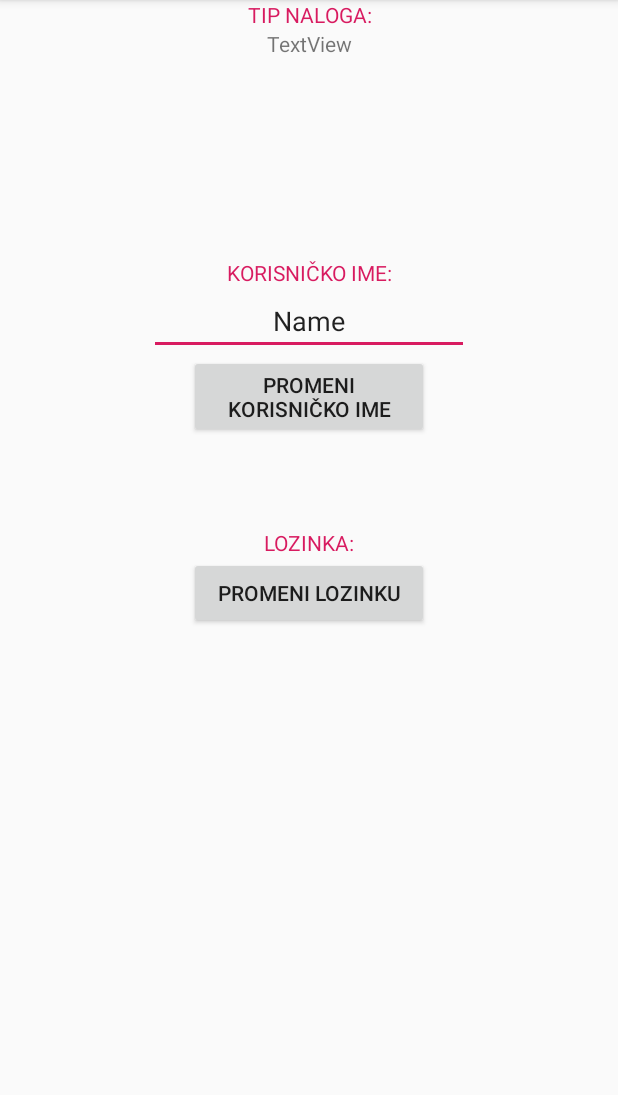
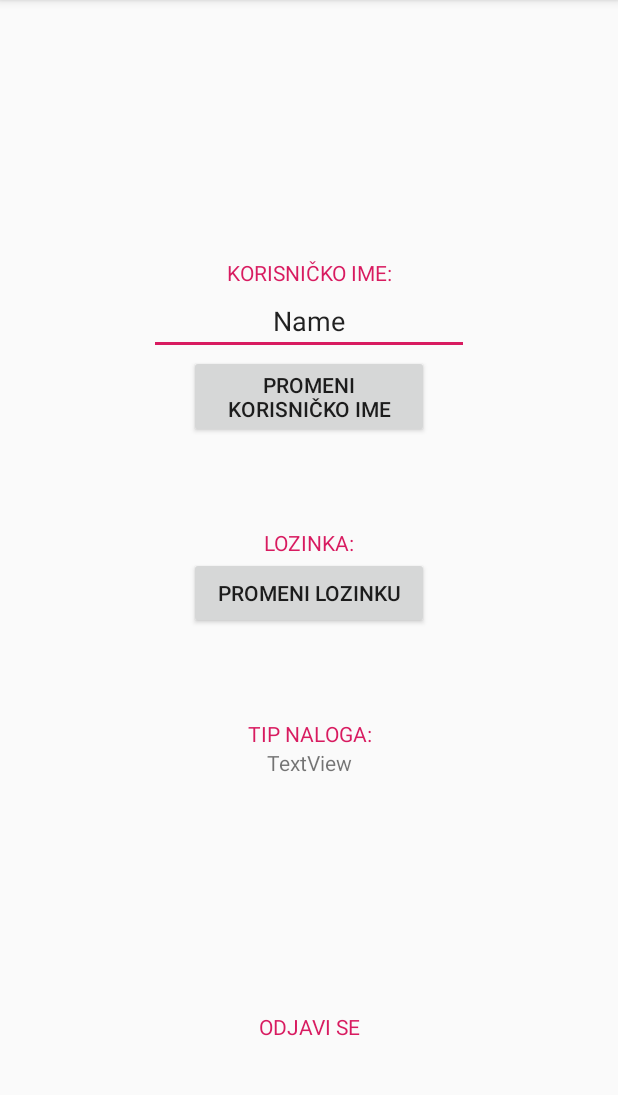
Before and after one commit to utrijezadiminje/HelpCare, an Android app: the UserActivity screen opened directly, with no data from a screen before it, on a phone screen of 412 x 824 dp, the part 84-1179 px from its top. Run offline under Robolectric (Android 15) with nearby library versions, the phone set to English and light mode, and no system bars.

Commit message:
logout dicko ciganin

```diff
--- a/app/src/main/java/com/example/helpcare/PasswordActivity.java
+++ b/app/src/main/java/com/example/helpcare/PasswordActivity.java
@@ -22,7 +22,6 @@ public class PasswordActivity extends AppCompatActivity {
         oldPassword = findViewById(R.id.oldPassword);
         Password1 = findViewById(R.id.newPassword1);
         Password2 = findViewById(R.id.newPassword2);
-
         Change = findViewById(R.id.btnReset);
         Change.setOnClickListener(new View.OnClickListener() {
             @Override
--- a/app/src/main/java/com/example/helpcare/UserActivity.java
+++ b/app/src/main/java/com/example/helpcare/UserActivity.java
@@ -6,16 +6,19 @@ import android.content.Intent;
 import android.os.Bundle;
 import android.view.View;
 import android.widget.Button;
+import android.widget.TextView;
 
 public class UserActivity extends AppCompatActivity {
 
     private Button password;
+    private TextView logOut;
 
     @Override
     protected void onCreate(Bundle savedInstanceState) {
         super.onCreate(savedInstanceState);
         setContentView(R.layout.activity_user);
         password = findViewById(R.id.button2);
+        logOut=findViewById(R.id.logOut);
         password.setOnClickListener(new View.OnClickListener() {
             @Override
             public void onClick(View view) {
@@ -23,5 +26,13 @@ public class UserActivity extends AppCompatActivity {
                 startActivity(intent);
             }
         });
+        logOut.setOnClickListener(new View.OnClickListener() {
+            @Override
+            public void onClick(View view) {
+                Intent intent = new Intent(UserActivity.this,LoginActivity.class);
+                startActivity(intent);
+                finish();
+            }
+        });
     }
 }
--- a/app/src/main/res/layout/activity_user.xml
+++ b/app/src/main/res/layout/activity_user.xml
@@ -75,6 +75,7 @@
         android:id="@+id/textView3"
         android:layout_width="wrap_content"
         android:layout_height="wrap_content"
+        android:layout_marginTop="60dp"
         android:ems="10"
         android:gravity="center"
         android:text="TIP NALOGA:"
@@ -82,7 +83,7 @@
         app:layout_constraintEnd_toEndOf="@+id/button2"
         app:layout_constraintHorizontal_bias="1.0"
         app:layout_constraintStart_toStartOf="@+id/button2"
-        tools:layout_editor_absoluteY="457dp" />
+        app:layout_constraintTop_toBottomOf="@id/button2" />
 
     <TextView
         android:id="@+id/textView4"
@@ -93,4 +94,18 @@
         app:layout_constraintStart_toStartOf="@+id/textView3"
         app:layout_constraintTop_toBottomOf="@+id/textView3" />
 
+    <TextView
+        android:id="@+id/logOut"
+        android:layout_width="wrap_content"
+        android:layout_height="wrap_content"
+        android:text="ODJAVI SE"
+        android:textColor="@color/colorAccent"
+        android:ems="10"
+        android:gravity="center"
+        app:layout_constraintBottom_toBottomOf="parent"
+        app:layout_constraintEnd_toEndOf="parent"
+        app:layout_constraintStart_toStartOf="parent"
+        app:layout_constraintTop_toBottomOf="@+id/textView4"
+        app:layout_constraintVertical_bias="0.68" />
+
 </androidx.constraintlayout.widget.ConstraintLayout>
```
